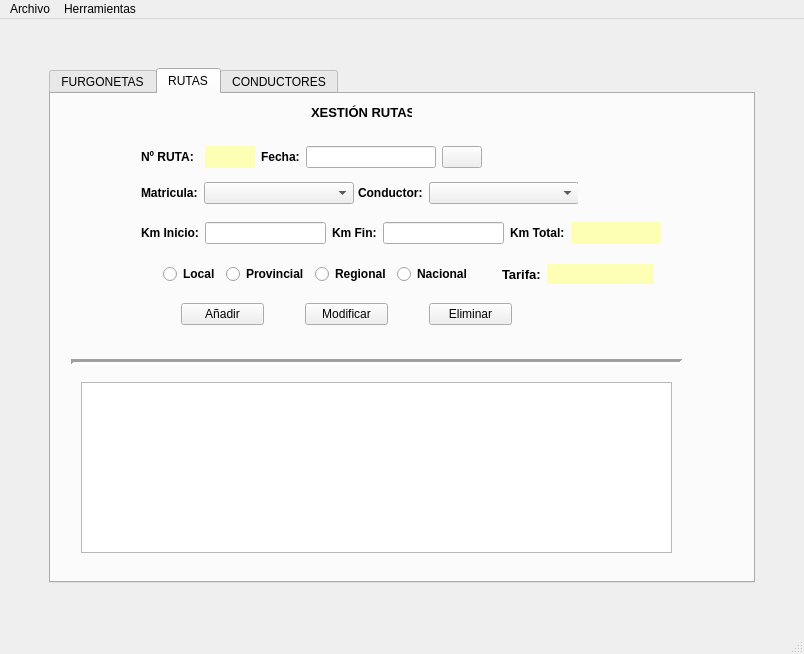
This is ventana.ui in Maik154/BlancoGuede_R as Qt 5 draws it before an edit. The edited form follows.
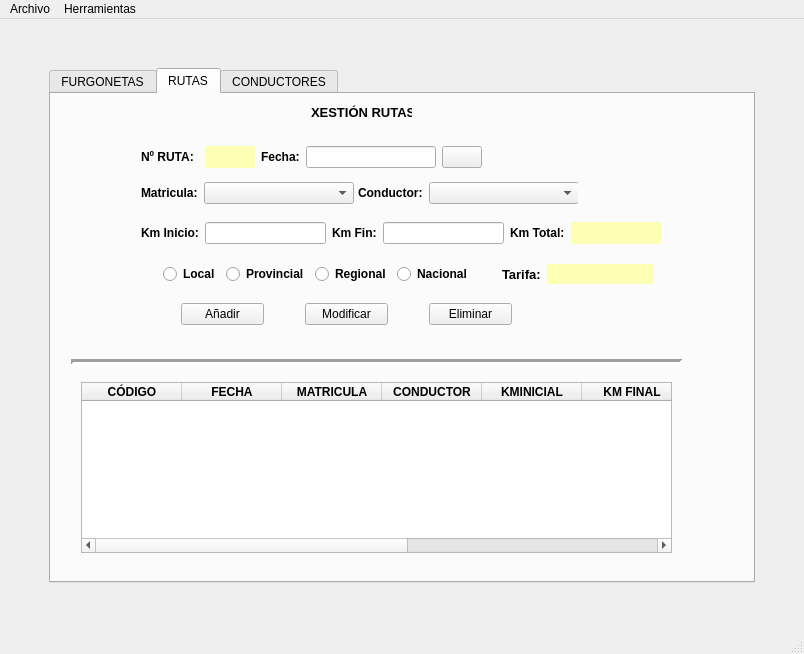
This is the edited form. The open tabs and pages were chosen to show the change. Icons and pictures are not drawn.

Patch:
```diff
--- a/ventana.ui
+++ b/ventana.ui
@@ -804,6 +804,105 @@
             <height>171</height>
            </rect>
           </property>
+          <column>
+           <property name="text">
+            <string>CÓDIGO</string>
+           </property>
+           <property name="font">
+            <font>
+             <weight>75</weight>
+             <bold>true</bold>
+            </font>
+           </property>
+          </column>
+          <column>
+           <property name="text">
+            <string>FECHA</string>
+           </property>
+           <property name="font">
+            <font>
+             <weight>75</weight>
+             <bold>true</bold>
+            </font>
+           </property>
+          </column>
+          <column>
+           <property name="text">
+            <string>MATRICULA</string>
+           </property>
+           <property name="font">
+            <font>
+             <weight>75</weight>
+             <bold>true</bold>
+            </font>
+           </property>
+          </column>
+          <column>
+           <property name="text">
+            <string>CONDUCTOR</string>
+           </property>
+           <property name="font">
+            <font>
+             <weight>75</weight>
+             <bold>true</bold>
+            </font>
+           </property>
+          </column>
+          <column>
+           <property name="text">
+            <string>KMINICIAL</string>
+           </property>
+           <property name="font">
+            <font>
+             <weight>75</weight>
+             <bold>true</bold>
+            </font>
+           </property>
+          </column>
+          <column>
+           <property name="text">
+            <string>KM FINAL</string>
+           </property>
+           <property name="font">
+            <font>
+             <weight>75</weight>
+             <bold>true</bold>
+            </font>
+           </property>
+          </column>
+          <column>
+           <property name="text">
+            <string>KM TOTAL</string>
+           </property>
+           <property name="font">
+            <font>
+             <weight>75</weight>
+             <bold>true</bold>
+            </font>
+           </property>
+          </column>
+          <column>
+           <property name="text">
+            <string>TARIFA</string>
+           </property>
+           <property name="font">
+            <font>
+             <weight>75</weight>
+             <bold>true</bold>
+            </font>
+           </property>
+          </column>
+          <column>
+           <property name="text">
+            <string>PRECIO TOTAL</string>
+           </property>
+           <property name="font">
+            <font>
+             <weight>75</weight>
+             <bold>true</bold>
+            </font>
+           </property>
+          </column>
          </widget>
          <widget class="QWidget" name="layoutWidget">
           <property name="geometry">
```
Left out of the diff: 66 changed lines with no effect on the pictures.
